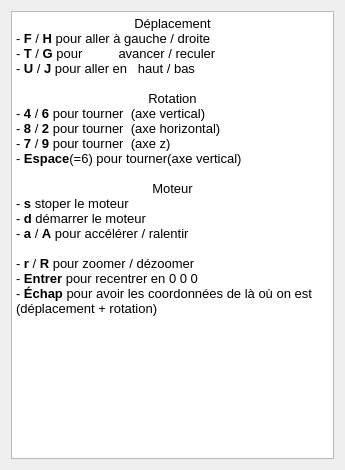
The window that aidebutton.ui (ptilulu/Moteur_4_temps_3D_OpenGL) describes before a commit, drawn with Qt 5.
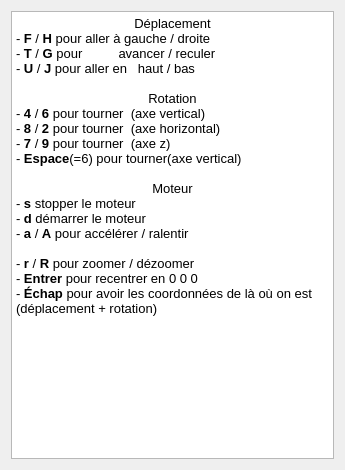
The same window after the commit.

Diff of the .ui file:
```diff
--- a/aidebutton.ui
+++ b/aidebutton.ui
@@ -23,7 +23,7 @@
       <string>&lt;!DOCTYPE HTML PUBLIC &quot;-//W3C//DTD HTML 4.0//EN&quot; &quot;http://www.w3.org/TR/REC-html40/strict.dtd&quot;&gt;
 &lt;html&gt;&lt;head&gt;&lt;meta name=&quot;qrichtext&quot; content=&quot;1&quot; /&gt;&lt;style type=&quot;text/css&quot;&gt;
 p, li { white-space: pre-wrap; }
-&lt;/style&gt;&lt;/head&gt;&lt;body style=&quot; font-family:'MS Shell Dlg 2'; font-size:7.8pt; font-weight:400; font-style:normal;&quot;&gt;
+&lt;/style&gt;&lt;/head&gt;&lt;body style=&quot; font-family:'MS Shell Dlg 2'; font-size:8.25pt; font-weight:400; font-style:normal;&quot;&gt;
 &lt;p align=&quot;center&quot; style=&quot; margin-top:0px; margin-bottom:0px; margin-left:0px; margin-right:0px; -qt-block-indent:0; text-indent:0px;&quot;&gt;&lt;span style=&quot; font-size:10pt;&quot;&gt;Déplacement&lt;/span&gt;&lt;/p&gt;
 &lt;p style=&quot; margin-top:0px; margin-bottom:0px; margin-left:0px; margin-right:0px; -qt-block-indent:0; text-indent:0px;&quot;&gt;&lt;span style=&quot; font-size:10pt;&quot;&gt;- &lt;/span&gt;&lt;span style=&quot; font-size:10pt; font-weight:600;&quot;&gt;F&lt;/span&gt;&lt;span style=&quot; font-size:10pt;&quot;&gt; / &lt;/span&gt;&lt;span style=&quot; font-size:10pt; font-weight:600;&quot;&gt;H&lt;/span&gt;&lt;span style=&quot; font-size:10pt;&quot;&gt; pour aller à gauche / droite&lt;/span&gt;&lt;/p&gt;
 &lt;p style=&quot; margin-top:0px; margin-bottom:0px; margin-left:0px; margin-right:0px; -qt-block-indent:0; text-indent:0px;&quot;&gt;&lt;span style=&quot; font-size:10pt;&quot;&gt;- &lt;/span&gt;&lt;span style=&quot; font-size:10pt; font-weight:600;&quot;&gt;T&lt;/span&gt;&lt;span style=&quot; font-size:10pt;&quot;&gt; / &lt;/span&gt;&lt;span style=&quot; font-size:10pt; font-weight:600;&quot;&gt;G&lt;/span&gt;&lt;span style=&quot; font-size:10pt;&quot;&gt; pour          avancer / reculer&lt;/span&gt;&lt;/p&gt;
@@ -36,7 +36,7 @@
 &lt;p style=&quot; margin-top:0px; margin-bottom:0px; margin-left:0px; margin-right:0px; -qt-block-indent:0; text-indent:0px;&quot;&gt;&lt;span style=&quot; font-size:10pt;&quot;&gt;- &lt;/span&gt;&lt;span style=&quot; font-size:10pt; font-weight:600;&quot;&gt;Espace&lt;/span&gt;&lt;span style=&quot; font-size:10pt;&quot;&gt;(=6) pour tourner(axe vertical)&lt;/span&gt;&lt;/p&gt;
 &lt;p style=&quot;-qt-paragraph-type:empty; margin-top:0px; margin-bottom:0px; margin-left:0px; margin-right:0px; -qt-block-indent:0; text-indent:0px; font-size:10pt;&quot;&gt;&lt;br /&gt;&lt;/p&gt;
 &lt;p align=&quot;center&quot; style=&quot; margin-top:0px; margin-bottom:0px; margin-left:0px; margin-right:0px; -qt-block-indent:0; text-indent:0px;&quot;&gt;&lt;span style=&quot; font-size:10pt;&quot;&gt;Moteur&lt;/span&gt;&lt;/p&gt;
-&lt;p style=&quot; margin-top:0px; margin-bottom:0px; margin-left:0px; margin-right:0px; -qt-block-indent:0; text-indent:0px;&quot;&gt;&lt;span style=&quot; font-size:10pt;&quot;&gt;- &lt;/span&gt;&lt;span style=&quot; font-size:10pt; font-weight:600;&quot;&gt;s&lt;/span&gt;&lt;span style=&quot; font-size:10pt;&quot;&gt; stoper le moteur&lt;/span&gt;&lt;/p&gt;
+&lt;p style=&quot; margin-top:0px; margin-bottom:0px; margin-left:0px; margin-right:0px; -qt-block-indent:0; text-indent:0px;&quot;&gt;&lt;span style=&quot; font-size:10pt;&quot;&gt;- &lt;/span&gt;&lt;span style=&quot; font-size:10pt; font-weight:600;&quot;&gt;s&lt;/span&gt;&lt;span style=&quot; font-size:10pt;&quot;&gt; stopper le moteur&lt;/span&gt;&lt;/p&gt;
 &lt;p style=&quot; margin-top:0px; margin-bottom:0px; margin-left:0px; margin-right:0px; -qt-block-indent:0; text-indent:0px;&quot;&gt;&lt;span style=&quot; font-size:10pt;&quot;&gt;- &lt;/span&gt;&lt;span style=&quot; font-size:10pt; font-weight:600;&quot;&gt;d&lt;/span&gt;&lt;span style=&quot; font-size:10pt;&quot;&gt; démarrer le moteur&lt;/span&gt;&lt;/p&gt;
 &lt;p style=&quot; margin-top:0px; margin-bottom:0px; margin-left:0px; margin-right:0px; -qt-block-indent:0; text-indent:0px;&quot;&gt;&lt;span style=&quot; font-size:10pt;&quot;&gt;- &lt;/span&gt;&lt;span style=&quot; font-size:10pt; font-weight:600;&quot;&gt;a&lt;/span&gt;&lt;span style=&quot; font-size:10pt;&quot;&gt; / &lt;/span&gt;&lt;span style=&quot; font-size:10pt; font-weight:600;&quot;&gt;A&lt;/span&gt;&lt;span style=&quot; font-size:10pt;&quot;&gt; pour accélérer / ralentir &lt;/span&gt;&lt;/p&gt;
 &lt;p style=&quot;-qt-paragraph-type:empty; margin-top:0px; margin-bottom:0px; margin-left:0px; margin-right:0px; -qt-block-indent:0; text-indent:0px; font-size:10pt;&quot;&gt;&lt;br /&gt;&lt;/p&gt;
```
